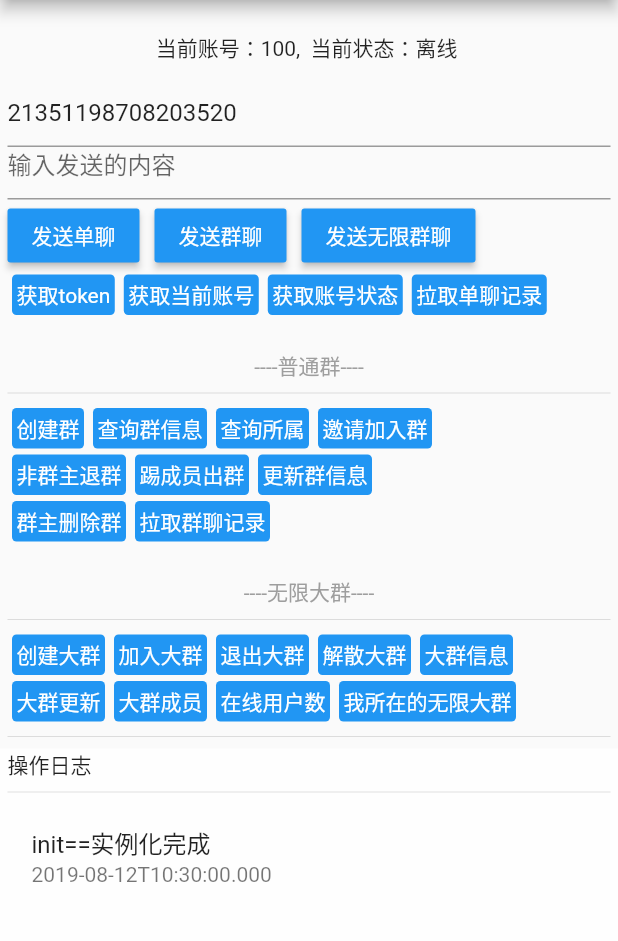
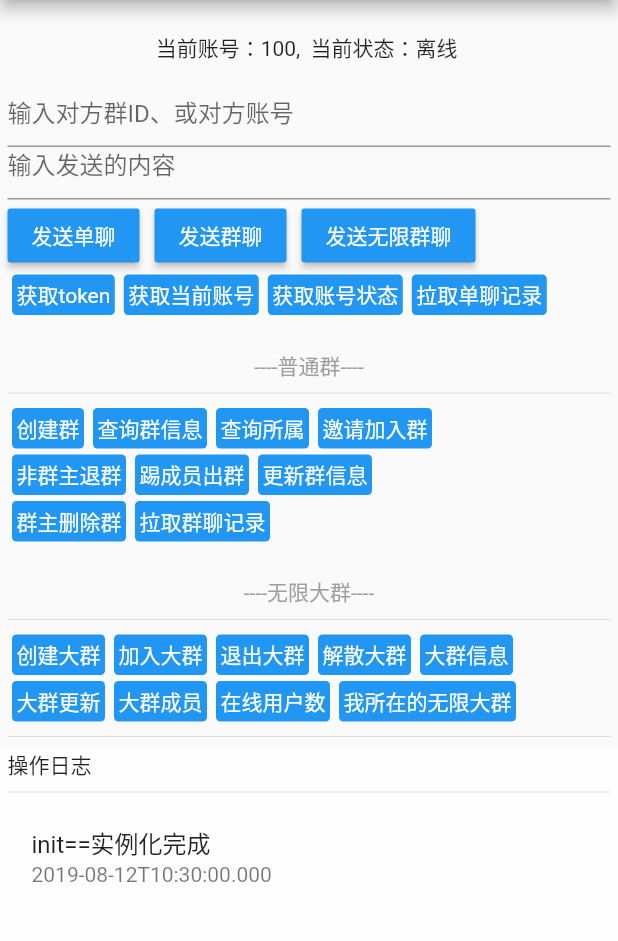
Before and after one commit to chenxianqi/flutter_mimc, a Flutter app: the screen it shows after launch, on a phone screen of 412 x 824 dp, the part 84-1025 px from its top. Run offline on Flutter 3.47's test engine with Material 2 defaults, Android fonts, the phone set to English and light mode, and no system bars.

Commit message:
This is a flutter version based on Xiaomi Cloud sdk

```diff
--- a/example/lib/main.dart
+++ b/example/lib/main.dart
@@ -19,7 +19,7 @@ class _MyAppState extends State<MyApp> {
   String maxGroupID = "21360839299170304"; // 操作的无限通群ID
   bool isOnline = false;
   List<Map<String, String>> logs = [];
-  TextEditingController accountCtr = TextEditingController(text: '21351198708203520');
+  TextEditingController accountCtr = TextEditingController();
   TextEditingController contentCtr = TextEditingController();
   final _scaffoldKey = GlobalKey<ScaffoldState>();
 
--- a/pubspec.yaml
+++ b/pubspec.yaml
@@ -1,6 +1,6 @@
 name: flutter_mimc
 description: This is a flutter version based on Xiaomi Cloud sdk
-version: 0.0.1
+version: 0.0.2
 author:
 homepage:
 
```
Also changed, not shown: 2 other files.
